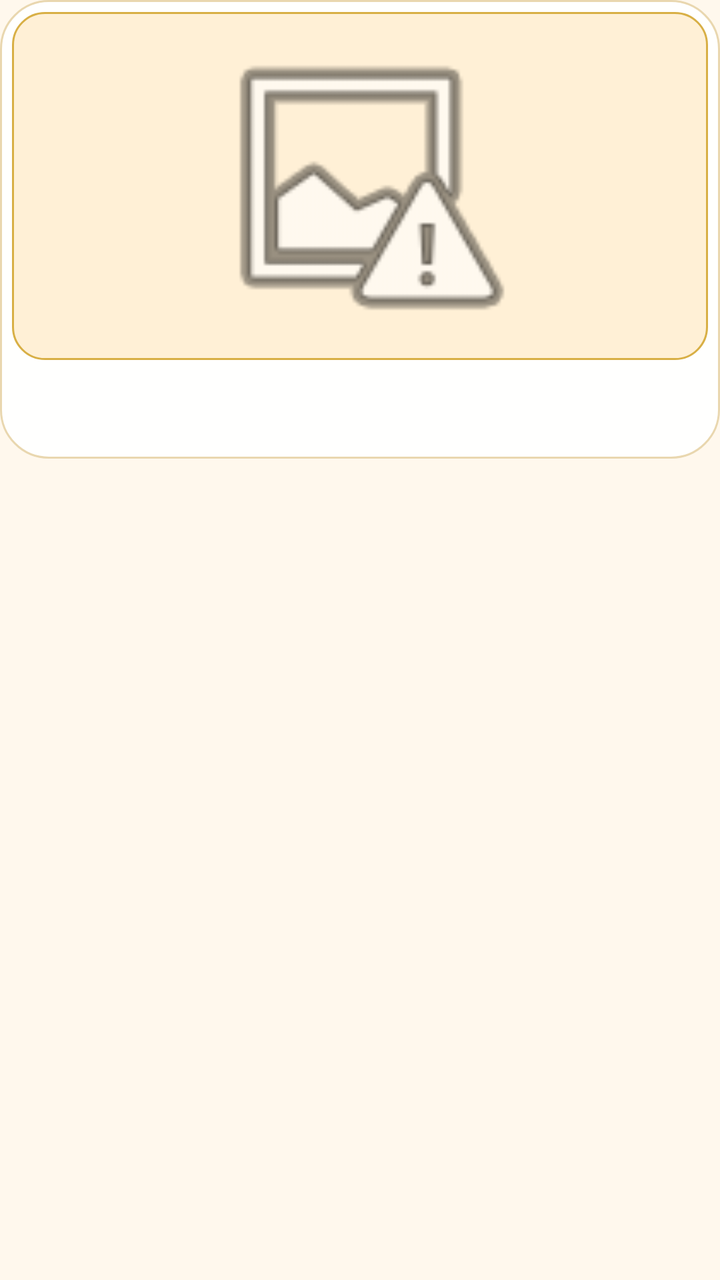
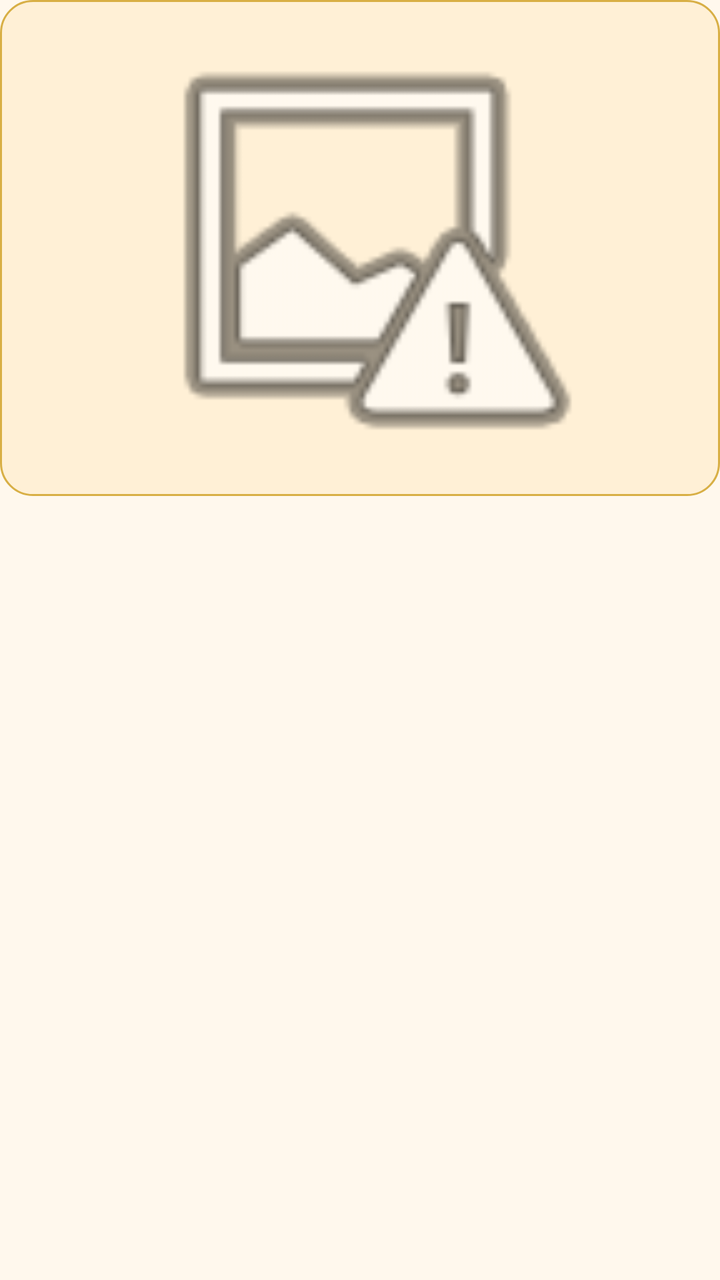

Compare the two renders of this Android layout. The source of the first and the diff that turns it into the second are given below.
<!-- AndroidManifest.xml: application theme Theme.PokeBinder -->
<!-- res/layout/item_collection_card.xml -->
<?xml version="1.0" encoding="utf-8"?>
<FrameLayout xmlns:android="http://schemas.android.com/apk/res/android"
    android:layout_width="match_parent"
    android:layout_height="wrap_content"
    android:layout_margin="4dp"
    android:foreground="?attr/selectableItemBackground">

    <LinearLayout
        android:layout_width="match_parent"
        android:layout_height="wrap_content"
        android:background="@drawable/bg_feed_item"
        android:orientation="vertical"
        android:padding="6dp">

        <FrameLayout
            android:layout_width="match_parent"
            android:layout_height="174dp"
            android:background="@drawable/bg_binder_slot"
            android:padding="5dp">

            <ImageView
                android:id="@+id/cardImageView"
                android:layout_width="match_parent"
                android:layout_height="match_parent"
                android:contentDescription="@string/pokemon_card_image"
                android:scaleType="fitCenter"
                android:src="@android:drawable/ic_menu_report_image" />

            <TextView
                android:id="@+id/deleteBadgeTextView"
                android:layout_width="wrap_content"
                android:layout_height="wrap_content"
                android:layout_gravity="top|end"
                android:layout_margin="6dp"
                android:background="@drawable/bg_cta_danger"
                android:gravity="center"
                android:paddingHorizontal="8dp"
                android:paddingVertical="4dp"
                android:text="Delete"
                android:textColor="@android:color/white"
                android:textSize="12sp"
                android:textStyle="bold"
                android:visibility="gone" />
        </FrameLayout>

        <TextView
            android:id="@+id/cardNameTextView"
            android:layout_width="match_parent"
            android:layout_height="wrap_content"
            android:layout_marginTop="8dp"
            android:ellipsize="end"
            android:gravity="center"
            android:maxLines="2"
            android:minLines="2"
            android:textAppearance="?attr/textAppearanceBodyMedium"
            android:textColor="@color/poke_text"
            android:textStyle="bold" />
    </LinearLayout>

</FrameLayout>
<!-- resources referenced by this layout -->
<resources>
  <color name="poke_text">#2F2418</color>
  <!-- drawable bg_binder_slot (drawable) -->
  <?xml version="1.0" encoding="utf-8"?>
  <shape xmlns:android="http://schemas.android.com/apk/res/android"
      android:shape="rectangle">
      <solid android:color="@color/poke_slot" />
      <corners android:radius="16dp" />
      <stroke
          android:width="1dp"
          android:color="@color/poke_line_strong" />
  </shape>
  <!-- drawable bg_cta_danger (drawable) -->
  <?xml version="1.0" encoding="utf-8"?>
  <shape xmlns:android="http://schemas.android.com/apk/res/android"
      android:shape="rectangle">
      <solid android:color="@color/poke_red_dark" />
      <corners android:radius="16dp" />
      <stroke
          android:width="1dp"
          android:color="@color/poke_red_deep" />
  </shape>
  <!-- drawable bg_feed_item (drawable) -->
  <?xml version="1.0" encoding="utf-8"?>
  <shape xmlns:android="http://schemas.android.com/apk/res/android"
      android:shape="rectangle">
      <solid android:color="@color/poke_surface_elevated" />
      <corners android:radius="24dp" />
      <stroke
          android:width="1dp"
          android:color="@color/poke_line_soft" />
  </shape>
  <string name="pokemon_card_image">Pokémon card image</string>
  <style name="Theme.PokeBinder" parent="Base.Theme.PokeBinder" />
  <color name="poke_slot">#FFF0D6</color>
  <color name="poke_line_strong">#D8AF45</color>
  <color name="poke_red_dark">#A72C36</color>
  <color name="poke_red_deep">#7A1621</color>
  <color name="poke_surface_elevated">#FFFFFE</color>
  <color name="poke_line_soft">#E9D7AF</color>
  <style name="Base.Theme.PokeBinder" parent="Theme.Material3.DayNight.NoActionBar">
          <item name="colorPrimary">@color/poke_red</item>
          <item name="colorOnPrimary">@color/poke_text_on_red</item>
          <item name="colorSecondary">@color/poke_gold</item>
          <item name="colorOnSecondary">@color/poke_text</item>
          <item name="colorSurface">@color/poke_surface</item>
          <item name="colorSurfaceContainer">@color/poke_surface_alt</item>
          <item name="colorSurfaceContainerHigh">@color/poke_surface_elevated</item>
          <item name="android:windowBackground">@color/poke_screen_top</item>
          <item name="android:statusBarColor">@color/poke_screen_top</item>
          <item name="android:navigationBarColor">@color/poke_surface_alt</item>
          <item name="android:textColorPrimary">@color/poke_text</item>
          <item name="android:textColorSecondary">@color/poke_text_secondary</item>
          <item name="colorOutline">@color/poke_line_soft</item>
          <item name="colorOutlineVariant">@color/poke_line_strong</item>
          <item name="materialAlertDialogTheme">@style/ThemeOverlay.PokeBinder.MaterialAlertDialog</item>
      </style>
  <color name="poke_red">#D84A4A</color>
  <color name="poke_text_on_red">#FFF9F2</color>
  <color name="poke_gold">#F4C542</color>
  <color name="poke_surface">#FFFDF8</color>
  <color name="poke_surface_alt">#FFF3DA</color>
  <color name="poke_screen_top">#FFF8ED</color>
  <color name="poke_text_secondary">#6C5B48</color>
  <style name="ThemeOverlay.PokeBinder.MaterialAlertDialog" parent="ThemeOverlay.Material3.MaterialAlertDialog">
          <item name="colorSurface">@color/poke_surface_elevated</item>
          <item name="shapeAppearanceOverlay">@style/ShapeAppearanceOverlayPokeBinderDialog</item>
      </style>
  <style name="ShapeAppearanceOverlayPokeBinderDialog">
          <item name="cornerFamily">rounded</item>
          <item name="cornerSize">24dp</item>
      </style>
</resources>

<!-- the commit's change to res/layout/item_collection_card.xml (unified diff, before → after) -->
@@ -2,59 +2,38 @@
 <FrameLayout xmlns:android="http://schemas.android.com/apk/res/android"
     android:layout_width="match_parent"
     android:layout_height="wrap_content"
-    android:layout_margin="4dp"
+    android:layout_margin="2dp"
     android:foreground="?attr/selectableItemBackground">
 
-    <LinearLayout
+    <FrameLayout
         android:layout_width="match_parent"
-        android:layout_height="wrap_content"
-        android:background="@drawable/bg_feed_item"
-        android:orientation="vertical"
-        android:padding="6dp">
+        android:layout_height="248dp"
+        android:background="@drawable/bg_binder_slot"
+        android:padding="4dp">
 
-        <FrameLayout
+        <ImageView
+            android:id="@+id/cardImageView"
             android:layout_width="match_parent"
-            android:layout_height="174dp"
-            android:background="@drawable/bg_binder_slot"
-            android:padding="5dp">
-
-            <ImageView
-                android:id="@+id/cardImageView"
-                android:layout_width="match_parent"
-                android:layout_height="match_parent"
-                android:contentDescription="@string/pokemon_card_image"
-                android:scaleType="fitCenter"
-                android:src="@android:drawable/ic_menu_report_image" />
-
-            <TextView
-                android:id="@+id/deleteBadgeTextView"
-                android:layout_width="wrap_content"
-                android:layout_height="wrap_content"
-                android:layout_gravity="top|end"
-                android:layout_margin="6dp"
-                android:background="@drawable/bg_cta_danger"
-                android:gravity="center"
-                android:paddingHorizontal="8dp"
-                android:paddingVertical="4dp"
-                android:text="Delete"
-                android:textColor="@android:color/white"
-                android:textSize="12sp"
-                android:textStyle="bold"
-                android:visibility="gone" />
-        </FrameLayout>
+            android:layout_height="match_parent"
+            android:contentDescription="@string/pokemon_card_image"
+            android:scaleType="fitCenter"
+            android:src="@android:drawable/ic_menu_report_image" />
 
         <TextView
-            android:id="@+id/cardNameTextView"
-            android:layout_width="match_parent"
+            android:id="@+id/deleteBadgeTextView"
+            android:layout_width="wrap_content"
             android:layout_height="wrap_content"
-            android:layout_marginTop="8dp"
-            android:ellipsize="end"
+            android:layout_gravity="top|end"
+            android:layout_margin="8dp"
+            android:background="@drawable/bg_cta_danger"
             android:gravity="center"
-            android:maxLines="2"
-            android:minLines="2"
-            android:textAppearance="?attr/textAppearanceBodyMedium"
-            android:textColor="@color/poke_text"
-            android:textStyle="bold" />
-    </LinearLayout>
+            android:paddingHorizontal="10dp"
+            android:paddingVertical="5dp"
+            android:text="@string/remove_from_collection"
+            android:textColor="@android:color/white"
+            android:textSize="12sp"
+            android:textStyle="bold"
+            android:visibility="gone" />
+    </FrameLayout>
 
 </FrameLayout>
<!-- resource entries referenced after the edit -->
@@ -21,17 +21,8 @@
           android:width="1dp"
           android:color="@color/poke_red_deep" />
   </shape>
-  <!-- drawable bg_feed_item (drawable) -->
-  <?xml version="1.0" encoding="utf-8"?>
-  <shape xmlns:android="http://schemas.android.com/apk/res/android"
-      android:shape="rectangle">
-      <solid android:color="@color/poke_surface_elevated" />
-      <corners android:radius="24dp" />
-      <stroke
-          android:width="1dp"
-          android:color="@color/poke_line_soft" />
-  </shape>
   <string name="pokemon_card_image">Pokémon card image</string>
+  <string name="remove_from_collection">Remove</string>
   <style name="Theme.PokeBinder" parent="Base.Theme.PokeBinder" />
   <color name="poke_slot">#FFF0D6</color>
   <color name="poke_line_strong">#D8AF45</color>
